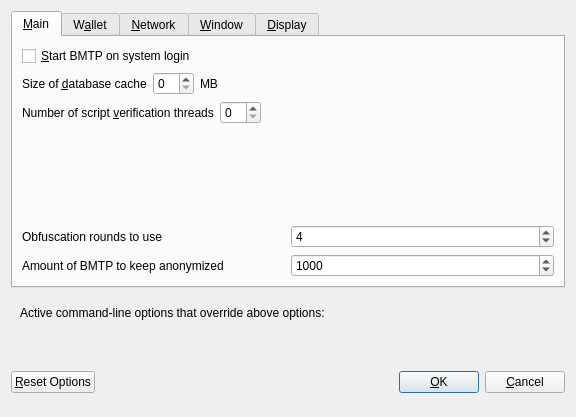
Before: the Qt Designer form src/qt/forms/optionsdialog.ui in meiskam/Bulwark, drawn with Qt 5.
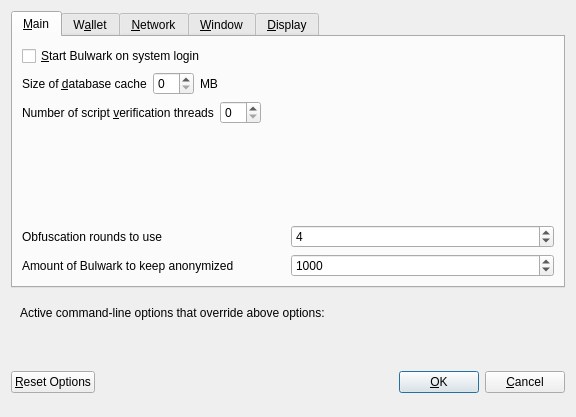
After: the same form once the commit is applied. Custom widgets are drawn as their Qt base class.

What changed in the file:
```diff
--- a/src/qt/forms/optionsdialog.ui
+++ b/src/qt/forms/optionsdialog.ui
@@ -33,7 +33,7 @@
           <string>Automatically start BMTP after logging in to the system.</string>
          </property>
          <property name="text">
-          <string>&amp;Start BMTP on system login</string>
+          <string>&amp;Start Bulwark on system login</string>
          </property>
         </widget>
        </item>
@@ -177,7 +177,7 @@
             <string notr="true"/>
            </property>
            <property name="text">
-            <string>Amount of BMTP to keep anonymized</string>
+            <string>Amount of Bulwark to keep anonymized</string>
            </property>
           </widget>
          </item>
```
Left out of the diff: 12 changed lines with no effect on the pictures.
